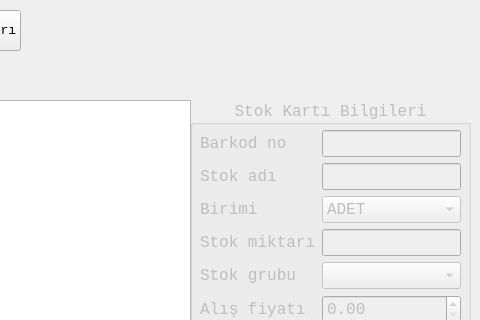
The window that stokfrom.ui (mamoo81/bhss) describes before a commit, drawn with Qt 5; both pictures show x 820 to 1300 and y 0 to 320 of the 1300 by 600 pixel window.
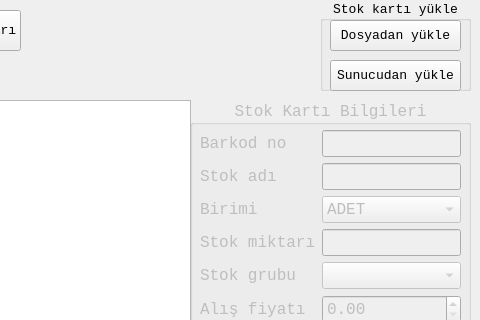
The same window after the commit. Icons and pictures are not drawn.

What changed in the file:
```diff
--- a/stokfrom.ui
+++ b/stokfrom.ui
@@ -585,6 +585,84 @@
     <enum>Qt::ToolButtonTextBesideIcon</enum>
    </property>
   </widget>
+  <widget class="QGroupBox" name="groupBox">
+   <property name="geometry">
+    <rect>
+     <x>1140</x>
+     <y>0</y>
+     <width>151</width>
+     <height>91</height>
+    </rect>
+   </property>
+   <property name="font">
+    <font>
+     <family>Monospace</family>
+     <pointsize>10</pointsize>
+    </font>
+   </property>
+   <property name="title">
+    <string>Stok kartı yükle</string>
+   </property>
+   <property name="alignment">
+    <set>Qt::AlignCenter</set>
+   </property>
+   <widget class="QToolButton" name="dosyadanToolButton">
+    <property name="geometry">
+     <rect>
+      <x>10</x>
+      <y>20</y>
+      <width>131</width>
+      <height>31</height>
+     </rect>
+    </property>
+    <property name="font">
+     <font>
+      <family>Monospace</family>
+      <pointsize>10</pointsize>
+     </font>
+    </property>
+    <property name="text">
+     <string>Dosyadan yükle</string>
+    </property>
+    <property name="iconSize">
+     <size>
+      <width>64</width>
+      <height>64</height>
+     </size>
+    </property>
+    <property name="toolButtonStyle">
+     <enum>Qt::ToolButtonTextBesideIcon</enum>
+    </property>
+   </widget>
+   <widget class="QToolButton" name="onlineToolButton">
+    <property name="geometry">
+     <rect>
+      <x>10</x>
+      <y>60</y>
+      <width>131</width>
+      <height>31</height>
+     </rect>
+    </property>
+    <property name="font">
+     <font>
+      <family>Monospace</family>
+      <pointsize>10</pointsize>
+     </font>
+    </property>
+    <property name="text">
+     <string>Sunucudan yükle</string>
+    </property>
+    <property name="iconSize">
+     <size>
+      <width>64</width>
+      <height>64</height>
+     </size>
+    </property>
+    <property name="toolButtonStyle">
+     <enum>Qt::ToolButtonTextBesideIcon</enum>
+    </property>
+   </widget>
+  </widget>
  </widget>
  <tabstops>
   <tabstop>AraLineEdit</tabstop>
```
Left out of the diff: 24 changed lines with no effect on the pictures.
